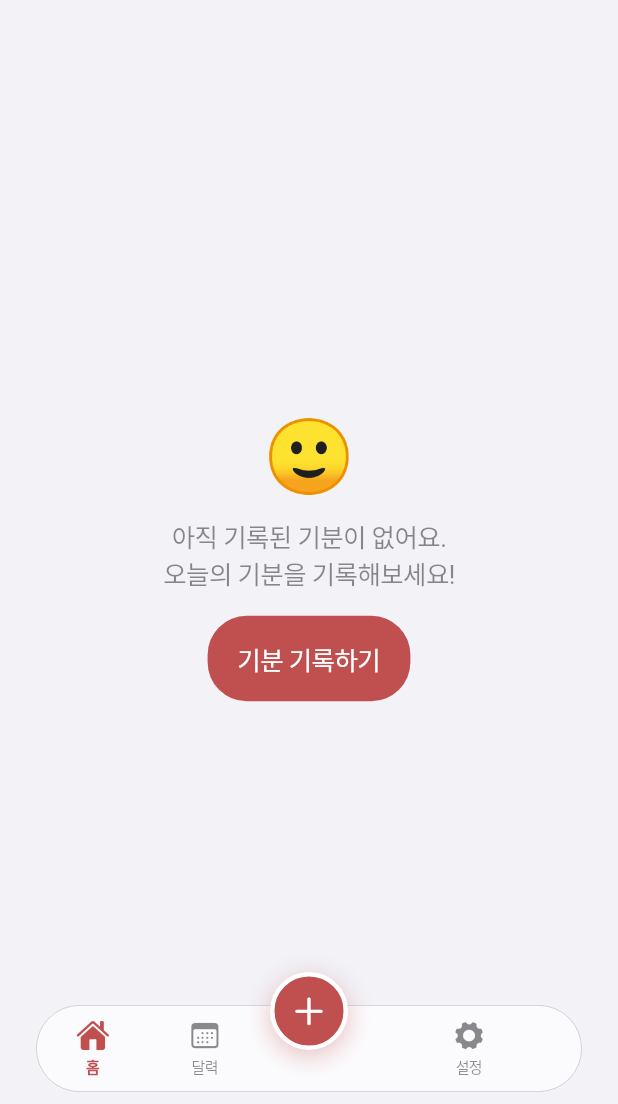
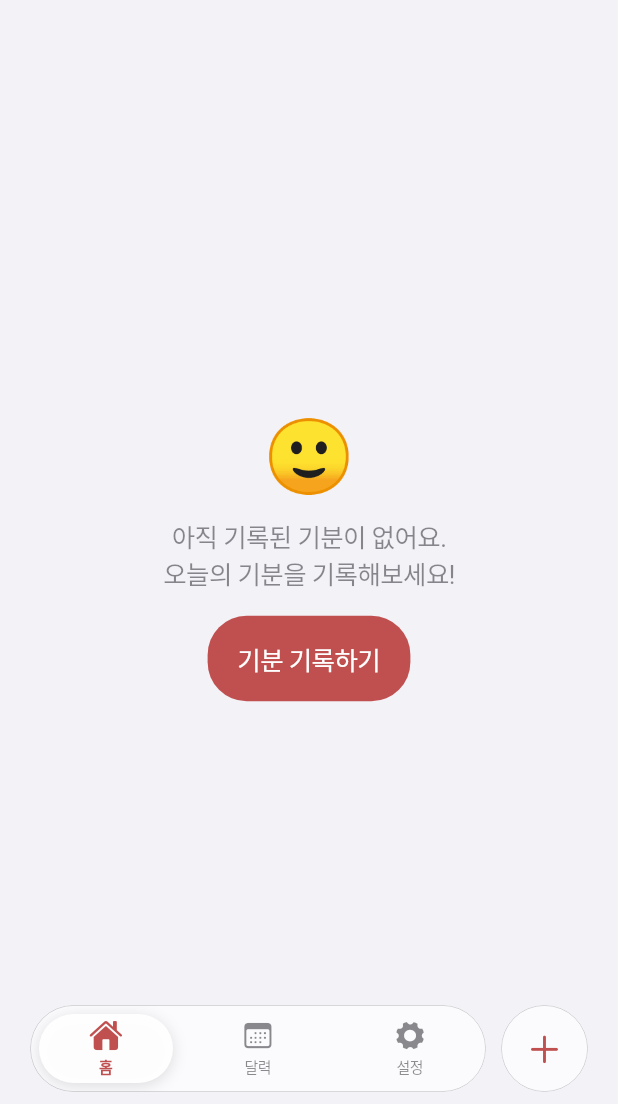
Before and after one commit to Linkshimcat/todaymood_flutter, a Flutter app: the screen it shows after launch, on a phone screen of 412 x 824 dp, the part 132-1236 px from its top. Run offline on Flutter 3.47's test engine with Material 3 defaults, Android fonts, the phone set to English and light mode, and no system bars; our stand-ins replace flutter_local_notifications, flutter_timezone, image_picker, shared_preferences, timezone.

Commit message:
Apple Luquid Glass Add

```diff
--- a/lib/screens/root_screen.dart
+++ b/lib/screens/root_screen.dart
@@ -1,10 +1,9 @@
-import 'dart:ui';
-
 import 'package:flutter/cupertino.dart';
 import 'package:flutter/services.dart';
 
 import '../services/mood_editor.dart';
-import '../theme.dart';
+import '../widgets/glass_surface.dart';
+import '../widgets/liquid_indicator.dart';
 import 'calendar_screen.dart';
 import 'home_screen.dart';
 import 'reminder_screen.dart';
@@ -18,9 +17,6 @@ class RootScreen extends StatefulWidget {
 
 class _RootScreenState extends State<RootScreen> {
   static const _barHeight = 58.0;
-  static const _addButtonSize = 52.0;
-  // ⊕ 버튼은 바 정중앙에 놓는다.
-  static const _addButtonX = 0.0;
 
   int _index = 0;
   // 값이 바뀌면 화면이 새로 만들어지면서 저장소를 다시 읽는다.
@@ -69,57 +65,21 @@ class _RootScreenState extends State<RootScreen> {
 
   Widget _buildBar(BuildContext context) {
     return Padding(
-      padding: const EdgeInsets.symmetric(horizontal: 24),
+      padding: const EdgeInsets.symmetric(horizontal: 20),
       child: SizedBox(
-        // ⊕ 버튼이 바 위로 솟기 때문에 그만큼 높이를 더 잡는다.
-        height: _barHeight + 22,
-        child: Stack(
-          clipBehavior: Clip.none,
-          children: [
-            Positioned(
-              left: 0,
-              right: 0,
-              bottom: 0,
-              child: ClipRRect(
-                borderRadius: BorderRadius.circular(26),
-                child: BackdropFilter(
-                  filter: ImageFilter.blur(sigmaX: 18, sigmaY: 18),
-                  child: Container(
         height: _barHeight,
-                    decoration: BoxDecoration(
-                      color: kNavBarBackground.resolveFrom(context),
-                      borderRadius: BorderRadius.circular(100),
-                      border: Border.all(
-                        color: CupertinoColors.separator.resolveFrom(context),
-                        width: 0.5,
-                      ),
-                    ),
-                    // 양쪽을 같은 너비로 나눠야 가운데 빈칸이 정확히 바 중앙에
-                    // 오고, ⊕ 버튼도 거기에 맞아떨어진다.
         child: Row(
           children: [
+            // 탭 세 개를 담은 캡슐.
             Expanded(
-                          child: Row(
+              child: GlassSurface(
+                child: Stack(
                   children: [
-                              _buildTab(
-                                context,
-                                0,
-                                CupertinoIcons.house_fill,
-                                '홈',
-                              ),
-                              _buildTab(
-                                context,
-                                1,
-                                CupertinoIcons.calendar,
-                                '달력',
-                              ),
-                            ],
-                          ),
-                        ),
-                        const SizedBox(width: 64), // ⊕ 자리
-                        Expanded(
-                          child: Row(
+                    LiquidIndicator(index: _index, tabCount: 3),
+                    Row(
                       children: [
+                        _buildTab(context, 0, CupertinoIcons.house_fill, '홈'),
+                        _buildTab(context, 1, CupertinoIcons.calendar, '달력'),
                         _buildTab(
                           context,
                           2,
@@ -128,16 +88,16 @@ class _RootScreenState extends State<RootScreen> {
                         ),
                       ],
                     ),
-                        ),
                   ],
                 ),
               ),
             ),
-              ),
-            ),
-            Align(
-              alignment: const Alignment(_addButtonX, -1),
-              child: _buildAddButton(context),
+            const SizedBox(width: 10),
+            // 캡슐에서 떨어져 나온 원형 기록 버튼.
+            SizedBox(
+              width: _barHeight,
+              height: _barHeight,
+              child: GlassSurface(child: _buildAddButton(context)),
             ),
           ],
         ),
@@ -178,32 +138,16 @@ class _RootScreenState extends State<RootScreen> {
     );
   }
 
+  /// 유리 위에 아이콘만 올린다 — 배경은 GlassSurface가 그린다.
   Widget _buildAddButton(BuildContext context) {
-    final primary = CupertinoTheme.of(context).primaryColor;
     return GestureDetector(
+      behavior: HitTestBehavior.opaque,
       onTap: _addMood,
-      child: Container(
-        width: _addButtonSize,
-        height: _addButtonSize,
-        decoration: BoxDecoration(
-          color: primary,
-          shape: BoxShape.circle,
-          border: Border.all(
-            color: CupertinoColors.systemBackground.resolveFrom(context),
-            width: 3,
-          ),
-          boxShadow: [
-            BoxShadow(
-              color: primary.withValues(alpha: 0.35),
-              blurRadius: 14,
-              offset: const Offset(0, 4),
-            ),
-          ],
-        ),
-        child: const Icon(
+      child: Center(
+        child: Icon(
           CupertinoIcons.add,
-          color: CupertinoColors.white,
           size: 26,
+          color: CupertinoTheme.of(context).primaryColor,
         ),
       ),
     );
--- a/lib/theme.dart
+++ b/lib/theme.dart
@@ -13,3 +13,12 @@ const kNavBarBackground = CupertinoDynamicColor.withBrightness(
 /// 떠 있는 바텀 네비게이션이 가리는 높이. 각 화면은 스크롤 끝에 이만큼을
 /// 비워둬야 마지막 카드가 바 뒤에 숨지 않는다.
 const kBottomNavSpace = 108.0;
+
+/// 선택된 탭 뒤에 깔리는 표시.
+///
+/// 유리보다 어둡게 하면 얼룩처럼 보인다. 반대로 더 밝고 불투명하게 만들어
+/// 유리 위에 한 겹 얹힌 것처럼 보이게 한다.
+const kTabIndicator = CupertinoDynamicColor.withBrightness(
+  color: Color(0xF2FFFFFF),
+  darkColor: Color(0x40FFFFFF),
+);
--- /dev/null
+++ b/lib/widgets/glass_surface.dart
@@ -0,0 +1,75 @@
+import 'dart:io';
+import 'dart:ui';
+
+import 'package:flutter/cupertino.dart';
+import 'package:flutter/rendering.dart';
+import 'package:flutter/services.dart';
+
+/// iOS에서는 네이티브 Liquid Glass 머티리얼을, 그 밖에서는 블러로 대체한 배경.
+///
+/// Flutter는 자체 렌더러로 그리기 때문에 유리 재질을 직접 만들 수 없다.
+/// iOS에서는 플랫폼 뷰를 깔고 그 위에 Flutter 위젯을 얹는다.
+class GlassSurface extends StatelessWidget {
+  /// 캡슐(양끝이 완전히 둥근) 모양인지. false면 [radius]를 쓴다.
+  final bool capsule;
+  final double radius;
+  final Widget child;
+
+  const GlassSurface({
+    super.key,
+    this.capsule = true,
+    this.radius = 26,
+    required this.child,
+  });
+
+  BorderRadius get _borderRadius => capsule
+      ? BorderRadius.circular(999)
+      : BorderRadius.circular(radius);
+
+  @override
+  Widget build(BuildContext context) {
+    if (!Platform.isIOS) return _fallback(context);
+
+    return Stack(
+      // 유리와 그 위 내용이 모두 부모 크기를 그대로 채우게 한다.
+      fit: StackFit.expand,
+      children: [
+        UiKitView(
+          viewType: 'today_mood/glass',
+          creationParams: {
+            'capsule': capsule,
+            'radius': radius,
+            'interactive': true,
+          },
+          creationParamsCodec: const StandardMessageCodec(),
+          // 유리는 배경일 뿐이고 탭은 위에 얹힌 Flutter 위젯이 받는다.
+          hitTestBehavior: PlatformViewHitTestBehavior.transparent,
+        ),
+        child,
+      ],
+    );
+  }
+
+  /// iOS가 아니거나 플랫폼 뷰를 못 쓸 때의 근사치.
+  Widget _fallback(BuildContext context) {
+    return ClipRRect(
+      borderRadius: _borderRadius,
+      child: BackdropFilter(
+        filter: ImageFilter.blur(sigmaX: 18, sigmaY: 18),
+        child: DecoratedBox(
+          decoration: BoxDecoration(
+            color: CupertinoColors.systemBackground
+                .resolveFrom(context)
+                .withValues(alpha: 0.7),
+            borderRadius: _borderRadius,
+            border: Border.all(
+              color: CupertinoColors.separator.resolveFrom(context),
+              width: 0.5,
+            ),
+          ),
+          child: child,
+        ),
+      ),
+    );
+  }
+}
--- /dev/null
+++ b/lib/widgets/liquid_indicator.dart
@@ -0,0 +1,114 @@
+import 'dart:math' as math;
+
+import 'package:flutter/cupertino.dart';
+
+import '../theme.dart';
+
+/// 선택된 탭 뒤로 미끄러지는 표시.
+///
+/// 탭이 바뀌면 자리로 흐르듯 미끄러지는데, 지나가는 동안 앞으로 늘어났다가
+/// (scaleX 확대) 목적지에서 살짝 지나쳤다 돌아오는(오버슛) 액체 느낌을 준다.
+class LiquidIndicator extends StatefulWidget {
+  const LiquidIndicator({
+    super.key,
+    required this.index,
+    required this.tabCount,
+  });
+
+  /// 현재 선택된 탭 번호.
+  final int index;
+
+  /// 탭 개수. 탭 칸이 모두 같은 너비라고 가정한다.
+  final int tabCount;
+
+  @override
+  State<LiquidIndicator> createState() => LiquidIndicatorState();
+}
+
+class LiquidIndicatorState extends State<LiquidIndicator>
+    with SingleTickerProviderStateMixin {
+  static const _duration = Duration(milliseconds: 600);
+
+  late final AnimationController _controller;
+  double _start = 0;
+  double _end = 0;
+
+  /// 현재 표시가 가리키는 위치(Alignment.x 좌표). 테스트가 읽는다.
+  double get alignment => _end;
+
+  /// 폭 1/tabCount 박스의 중심이 i번째 칸 중심 (i+0.5)/tabCount에 오려면
+  /// Align은 (부모-자식) × (alignment+1)/2 만큼 밀어 놓으므로 alignment가
+  /// i - (tabCount-1)/2 이어야 한다.
+  double _targetFor(int index) => (index - (widget.tabCount - 1) / 2).toDouble();
+
+  @override
+  void initState() {
+    super.initState();
+    _controller = AnimationController(vsync: this, duration: _duration);
+    _end = _targetFor(widget.index);
+    _start = _end;
+  }
+
+  @override
+  void didUpdateWidget(covariant LiquidIndicator oldWidget) {
+    super.didUpdateWidget(oldWidget);
+    if (oldWidget.index != widget.index) _animateTo(widget.index);
+  }
+
+  @override
+  void dispose() {
+    _controller.dispose();
+    super.dispose();
+  }
+
+  /// 흐르던 지점에서 [index] 탭으로 다시 흐르게 한다.
+  void _animateTo(int index) {
+    final t = _controller.value;
+    final eased = Curves.easeOutBack.transform(t);
+    _start = _start + (_end - _start) * eased;
+    _end = _targetFor(index);
+    _controller.forward(from: 0);
+  }
+
+  @override
+  Widget build(BuildContext context) {
+    return AnimatedBuilder(
+      animation: _controller,
+      builder: (context, child) {
+        final t = _controller.value;
+        final x = _start + (_end - _start) * Curves.easeOutBack.transform(t);
+        // 속도가 가장 빠른 중간 지점에서 늘어났다가 자리에 오면 돌아온다.
+        final flow = math.sin(math.pi * t);
+
+        return Align(
+          alignment: Alignment(x, 0),
+          child: FractionallySizedBox(
+            widthFactor: 1 / widget.tabCount,
+            heightFactor: 1,
+            child: Padding(
+              padding: const EdgeInsets.symmetric(horizontal: 6, vertical: 6),
+              child: Transform.scale(
+                scaleX: 1 + 0.16 * flow,
+                scaleY: 1 - 0.08 * flow,
+                child: DecoratedBox(
+                  decoration: BoxDecoration(
+                    color: kTabIndicator.resolveFrom(context),
+                    borderRadius: BorderRadius.circular(999),
+                    // 살짝 떠 있는 느낌을 줘야 유리 위에 얹힌 것처럼 보인다.
+                    boxShadow: const [
+                      BoxShadow(
+                        color: Color(0x1F000000),
+                        blurRadius: 8,
+                        offset: Offset(0, 2),
+                      ),
+                    ],
+                  ),
+                ),
+              ),
+            ),
+          ),
+        );
+      },
+    );
+  }
+}
```
Also changed, not shown: lib/dev_preview.dart (added, +19 -0 lines), 4 other files. Lines whose indentation alone changed are shown as unchanged.
